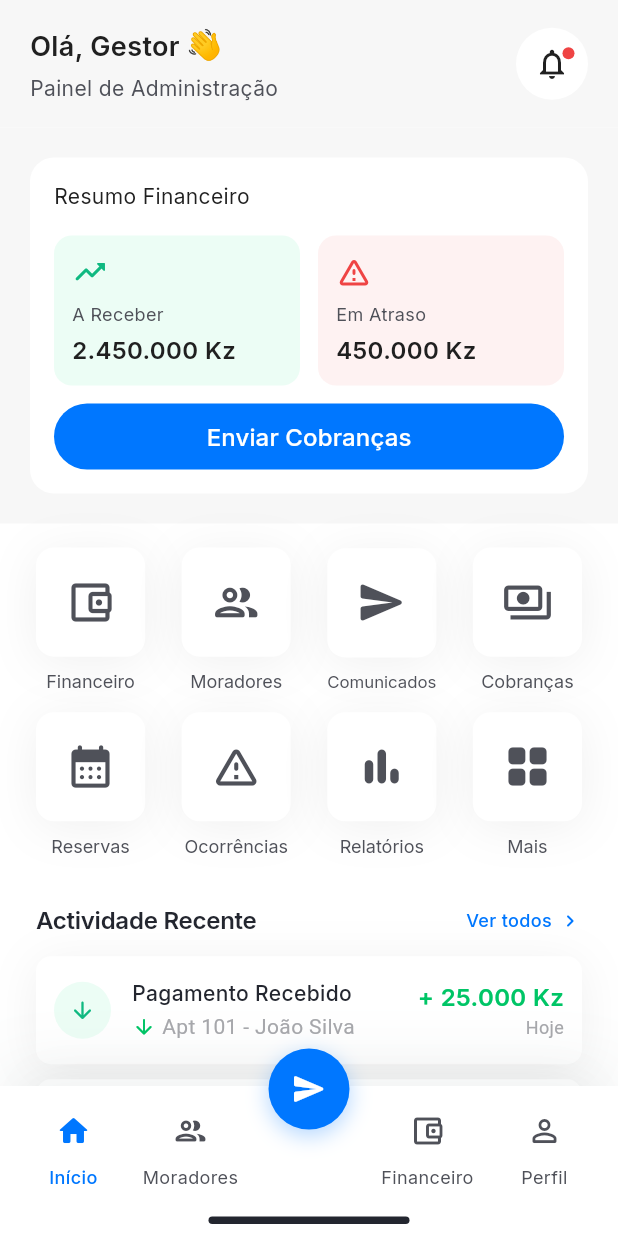
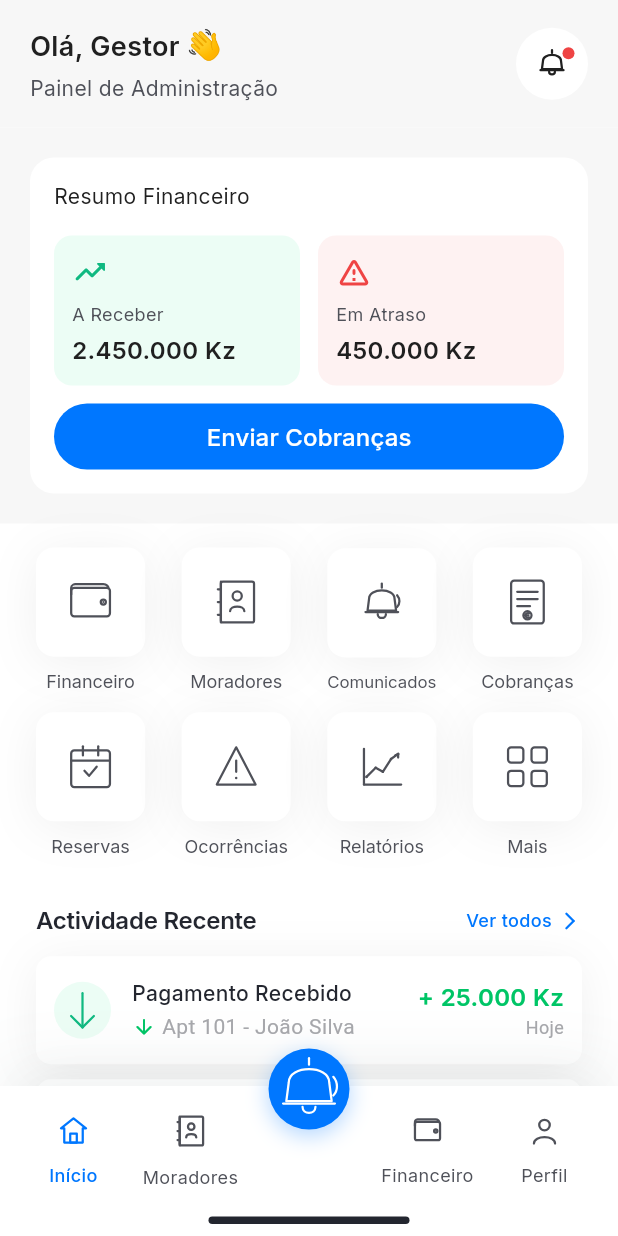
Before and after one commit to gustavocaraciolo/ConGest, a Flutter app: the HomeGestorScreen screen opened directly, on a phone screen of 412 x 824 dp. Run offline on Flutter 3.47's test engine with Material 3 defaults, Android fonts, the phone set to English and light mode, and no system bars; our stand-ins replace flutter_svg, google_fonts, qr_flutter, share_plus; missing offline and left inert: pdfx; Roboto replaces fonts that are missing (Poppins).

Commit message:
refactor: Replace standard `Icons` with custom icon widgets in the home screen and add `FinanceServiceIcon`.

```diff
--- a/lib/features/home/home_gestor_screen.dart
+++ b/lib/features/home/home_gestor_screen.dart
@@ -1,5 +1,6 @@
 import 'package:flutter/material.dart';
 import '../../app/theme/app_colors.dart';
+import '../../shared/widgets/thin_icons.dart';
 import 'widgets/service_item.dart';
 import 'widgets/transaction_item.dart';
 
@@ -98,8 +99,7 @@ class _HomeGestorScreenState extends State<HomeGestorScreen> {
                   borderRadius: BorderRadius.circular(80),
                 ),
                 child: const Center(
-                  child: Icon(
-                    Icons.notifications_outlined,
+                  child: NotificationBellIcon(
                     size: 24,
                     color: AppColors.cardDark,
                   ),
@@ -253,22 +253,22 @@ class _HomeGestorScreenState extends State<HomeGestorScreen> {
             mainAxisAlignment: MainAxisAlignment.spaceBetween,
             children: [
               ServiceItem(
-                icon: Icons.account_balance_wallet_outlined,
+                leadingWidget: const PaymentServiceIcon(),
                 label: 'Financeiro',
                 onTap: () {},
               ),
               ServiceItem(
-                icon: Icons.people_outline_rounded,
+                leadingWidget: const ContactServiceIcon(),
                 label: 'Moradores',
                 onTap: () {},
               ),
               ServiceItem(
-                icon: Icons.send_rounded,
+                leadingWidget: const AnnouncementServiceIcon(),
                 label: 'Comunicados',
                 onTap: () {},
               ),
               ServiceItem(
-                icon: Icons.payments_outlined,
+                leadingWidget: const InvoiceServiceIcon(),
                 label: 'Cobranças',
                 onTap: () {},
               ),
@@ -279,22 +279,22 @@ class _HomeGestorScreenState extends State<HomeGestorScreen> {
             mainAxisAlignment: MainAxisAlignment.spaceBetween,
             children: [
               ServiceItem(
-                icon: Icons.calendar_month_rounded,
+                leadingWidget: const ReservationServiceIcon(),
                 label: 'Reservas',
                 onTap: () {},
               ),
               ServiceItem(
-                icon: Icons.warning_amber_rounded,
+                leadingWidget: const IncidentServiceIcon(),
                 label: 'Ocorrências',
                 onTap: () {},
               ),
               ServiceItem(
-                icon: Icons.bar_chart_rounded,
+                leadingWidget: const FinanceServiceIcon(),
                 label: 'Relatórios',
                 onTap: () {},
               ),
               ServiceItem(
-                icon: Icons.grid_view_rounded,
+                leadingWidget: const MoreServiceIcon(),
                 label: 'Mais',
                 onTap: () {},
               ),
@@ -326,8 +326,8 @@ class _HomeGestorScreenState extends State<HomeGestorScreen> {
               ),
               GestureDetector(
                 onTap: () {},
-                child: Row(
-                  children: const [
+                child: const Row(
+                  children: [
                     Text(
                       'Ver todos',
                       style: TextStyle(
@@ -339,8 +339,7 @@ class _HomeGestorScreenState extends State<HomeGestorScreen> {
                       ),
                     ),
                     SizedBox(width: 4),
-                    Icon(
-                      Icons.chevron_right_rounded,
+                    ChevronRightIcon(
                       size: 16,
                       color: AppColors.primary,
                     ),
@@ -357,8 +356,7 @@ class _HomeGestorScreenState extends State<HomeGestorScreen> {
             time: 'Hoje',
             isPositive: true,
             iconBackgroundColor: const Color(0xFFECFDF5),
-            leadingIcon: const Icon(
-              Icons.arrow_downward_rounded,
+            leadingIcon: const ArrowDownIcon(
               size: 18,
               color: Color(0xFF10B981),
             ),
@@ -371,8 +369,7 @@ class _HomeGestorScreenState extends State<HomeGestorScreen> {
             time: 'Hoje',
             isPositive: false,
             iconBackgroundColor: const Color(0xFFFFF7ED),
-            leadingIcon: const Icon(
-              Icons.report_problem_outlined,
+            leadingIcon: const IncidentServiceIcon(
               size: 18,
               color: Color(0xFFEA580C),
             ),
@@ -385,8 +382,7 @@ class _HomeGestorScreenState extends State<HomeGestorScreen> {
             time: 'Ontem',
             isPositive: true,
             iconBackgroundColor: const Color(0xFFEFF6FF),
-            leadingIcon: const Icon(
-              Icons.event_available_outlined,
+            leadingIcon: const ReservationServiceIcon(
               size: 18,
               color: AppColors.navyBlue,
             ),
@@ -425,14 +421,23 @@ class _HomeGestorScreenState extends State<HomeGestorScreen> {
                   Row(
                     children: [
                       _buildNavItem(
-                        icon: Icons.home_rounded,
+                        leadingWidget: HomeNavIcon(
+                          color: _currentNavIndex == 0
+                              ? AppColors.primary
+                              : AppColors.textSecondary,
+                        ),
                         label: 'Início',
                         isSelected: _currentNavIndex == 0,
                         onTap: () => setState(() => _currentNavIndex = 0),
                       ),
                       const SizedBox(width: 8),
                       _buildNavItem(
-                        icon: Icons.people_outline_rounded,
+                        leadingWidget: ContactServiceIcon(
+                          size: 24,
+                          color: _currentNavIndex == 1
+                              ? AppColors.primary
+                              : AppColors.textSecondary,
+                        ),
                         label: 'Moradores',
                         isSelected: _currentNavIndex == 1,
                         onTap: () => setState(() => _currentNavIndex = 1),
@@ -443,14 +448,22 @@ class _HomeGestorScreenState extends State<HomeGestorScreen> {
                   Row(
                     children: [
                       _buildNavItem(
-                        icon: Icons.account_balance_wallet_outlined,
+                        leadingWidget: WalletNavIcon(
+                          color: _currentNavIndex == 2
+                              ? AppColors.primary
+                              : AppColors.textSecondary,
+                        ),
                         label: 'Financeiro',
                         isSelected: _currentNavIndex == 2,
                         onTap: () => setState(() => _currentNavIndex = 2),
                       ),
                       const SizedBox(width: 8),
                       _buildNavItem(
-                        icon: Icons.person_outline_rounded,
+                        leadingWidget: ProfileNavIcon(
+                          color: _currentNavIndex == 3
+                              ? AppColors.primary
+                              : AppColors.textSecondary,
+                        ),
                         label: 'Perfil',
                         isSelected: _currentNavIndex == 3,
                         onTap: () => setState(() => _currentNavIndex = 3),
@@ -484,10 +497,9 @@ class _HomeGestorScreenState extends State<HomeGestorScreen> {
                       ),
                     ],
                   ),
-                  child: const Icon(
-                    Icons.send_rounded,
+                  child: const AnnouncementServiceIcon(
+                    size: 24,
                     color: AppColors.white,
-                    size: 24,
                   ),
                 ),
               ),
@@ -514,7 +526,7 @@ class _HomeGestorScreenState extends State<HomeGestorScreen> {
   }
 
   Widget _buildNavItem({
-    required IconData icon,
+    required Widget leadingWidget,
     required String label,
     required bool isSelected,
     required VoidCallback onTap,
@@ -530,11 +542,7 @@ class _HomeGestorScreenState extends State<HomeGestorScreen> {
           mainAxisAlignment: MainAxisAlignment.center,
           children: [
             const SizedBox(height: 12),
-            Icon(
-              icon,
-              size: 24,
-              color: color,
-            ),
+            leadingWidget,
             const SizedBox(height: 10),
             Text(
               label,
--- a/lib/shared/widgets/thin_icons.dart
+++ b/lib/shared/widgets/thin_icons.dart
@@ -1468,6 +1468,25 @@ class MoreServiceIcon extends StatelessWidget {
   }
 }
 
+class FinanceServiceIcon extends StatelessWidget {
+  final double size;
+  final Color color;
+
+  const FinanceServiceIcon({
+    super.key,
+    this.size = 34,
+    this.color = AppColors.textSecondary,
+  });
+
+  @override
+  Widget build(BuildContext context) {
+    return ThinIcon(
+      painter: FinanceIconPainter(color: color),
+      size: size,
+    );
+  }
+}
+
 // ─── Navigation Icons ───
 
 class HomeNavIcon extends StatelessWidget {
```
